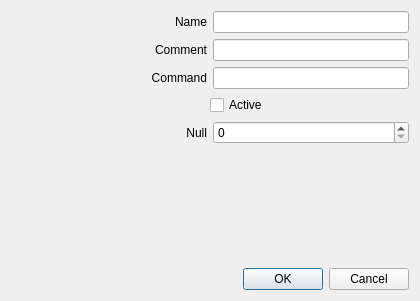
arcan1s/awesome-widgets, file sources/extsysmon/extupgrade.ui: the form before one commit.
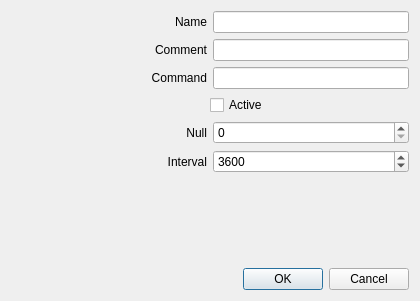
The form after the commit.

Commit message: * implement interval to extupgrade (ApiVer = 1) (fix #45) * improve extscript logic * add cache values to both of them

Diff of the .ui file:
```diff
--- a/sources/extsysmon/extupgrade.ui
+++ b/sources/extsysmon/extupgrade.ui
@@ -137,6 +137,36 @@
      </item>
     </layout>
    </item>
+   <item>
+    <layout class="QHBoxLayout" name="layout_interval">
+     <item>
+      <widget class="QLabel" name="label_interval">
+       <property name="text">
+        <string>Interval</string>
+       </property>
+       <property name="alignment">
+        <set>Qt::AlignRight|Qt::AlignTrailing|Qt::AlignVCenter</set>
+       </property>
+      </widget>
+     </item>
+     <item>
+      <widget class="QSpinBox" name="spinBox_interval">
+       <property name="minimum">
+        <number>1</number>
+       </property>
+       <property name="maximum">
+        <number>10000</number>
+       </property>
+       <property name="singleStep">
+        <number>500</number>
+       </property>
+       <property name="value">
+        <number>3600</number>
+       </property>
+      </widget>
+     </item>
+    </layout>
+   </item>
    <item>
     <spacer name="verticalSpacer">
      <property name="orientation">
```
The commit also changes 13 other files.
